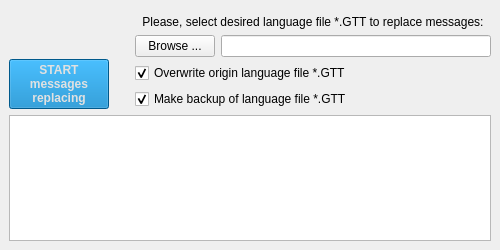
The window that gui/Ui_MainWindow.ui (pavliskonecny/Garmin_message_replacer) describes before a commit, drawn with Qt 5.
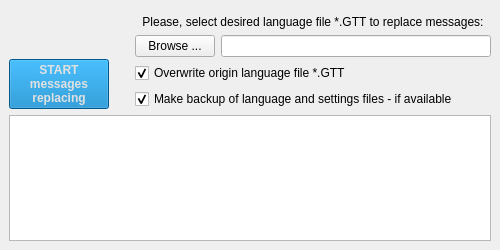
The same window after the commit. Icons and pictures are not drawn.

The edit to the form file:
```diff
--- a/gui/Ui_MainWindow.ui
+++ b/gui/Ui_MainWindow.ui
@@ -240,7 +240,7 @@
         <item>
          <widget class="QCheckBox" name="chcbBackup">
           <property name="text">
-           <string>Make backup of language file *.GTT</string>
+           <string>Make backup of language and settings files - if available</string>
           </property>
           <property name="checked">
            <bool>true</bool>
```
Left out of the diff: 2 changed lines with no effect on the pictures.
